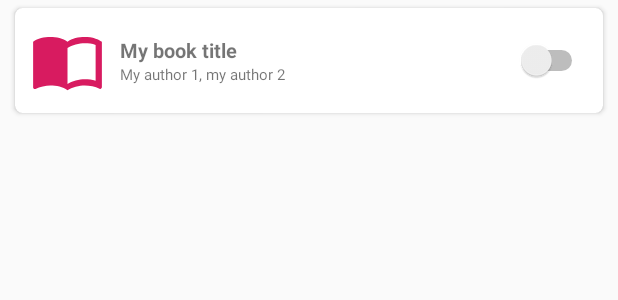
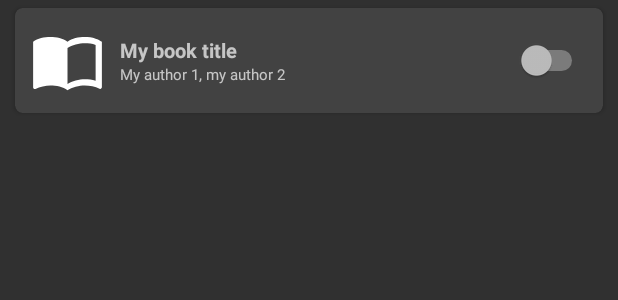
Before and after one commit to Serrulien/m2eservices-android-projet-rattrap, an Android app: the layout item_book.xml on its own in the app's theme, with its tools: preview values and no code run, on a phone screen of 412 x 824 dp. Shown: the top 300 px of the screen. Run offline under Robolectric (Android 15) with nearby library versions, the phone set to English and light mode, and no system bars.

```diff
--- /dev/null
+++ b/app/src/main/res/drawable/ic_apps_24dp.xml
@@ -0,0 +1,5 @@
+<vector android:height="24dp"
+    android:viewportHeight="24.0" android:viewportWidth="24.0"
+    android:width="24dp" xmlns:android="http://schemas.android.com/apk/res/android">
+    <path android:fillColor="@color/colorPrimary" android:pathData="M4,8h4L8,4L4,4v4zM10,20h4v-4h-4v4zM4,20h4v-4L4,16v4zM4,14h4v-4L4,10v4zM10,14h4v-4h-4v4zM16,4v4h4L20,4h-4zM10,8h4L14,4h-4v4zM16,14h4v-4h-4v4zM16,20h4v-4h-4v4z"/>
+</vector>
--- /dev/null
+++ b/app/src/main/res/drawable/ic_search_24dp.xml
@@ -0,0 +1,5 @@
+<vector android:height="24dp"
+    android:viewportHeight="24.0" android:viewportWidth="24.0"
+    android:width="24dp" xmlns:android="http://schemas.android.com/apk/res/android">
+    <path android:fillColor="@color/colorPrimary" android:pathData="M15.5,14h-0.79l-0.28,-0.27C15.41,12.59 16,11.11 16,9.5 16,5.91 13.09,3 9.5,3S3,5.91 3,9.5 5.91,16 9.5,16c1.61,0 3.09,-0.59 4.23,-1.57l0.27,0.28v0.79l5,4.99L20.49,19l-4.99,-5zM9.5,14C7.01,14 5,11.99 5,9.5S7.01,5 9.5,5 14,7.01 14,9.5 11.99,14 9.5,14z"/>
+</vector>
--- /dev/null
+++ b/app/src/main/res/drawable/ic_subscriptions_24dp.xml
@@ -0,0 +1,5 @@
+<vector android:height="24dp"
+    android:viewportHeight="24.0" android:viewportWidth="24.0"
+    android:width="24dp" xmlns:android="http://schemas.android.com/apk/res/android">
+    <path android:fillColor="@color/colorAccentBad" android:pathData="M20,8L4,8L4,6h16v2zM18,2L6,2v2h12L18,2zM22,12v8c0,1.1 -0.9,2 -2,2L4,22c-1.1,0 -2,-0.9 -2,-2v-8c0,-1.1 0.9,-2 2,-2h16c1.1,0 2,0.9 2,2zM16,16l-6,-3.27v6.53L16,16z"/>
+</vector>
--- a/app/src/main/res/values/colors.xml
+++ b/app/src/main/res/values/colors.xml
@@ -1,6 +1,9 @@
 <?xml version="1.0" encoding="utf-8"?>
 <resources>
-    <color name="colorPrimary">#008577</color>
-    <color name="colorPrimaryDark">#00574B</color>
-    <color name="colorAccent">#D81B60</color>
+    <color name="colorPrimary">#ffffff</color>
+    <color name="colorPrimaryDark">#262626</color>
+    <color name="colorAccent">#ffffff</color>
+    <color name="colorAccentGood">#6dc849</color>
+    <color name="colorAccentNeutral">#fdca52</color>
+    <color name="colorAccentBad">#F81636</color>
 </resources>
--- a/app/src/main/res/values/styles.xml
+++ b/app/src/main/res/values/styles.xml
@@ -1,11 +1,18 @@
 <resources>
 
     <!-- Base application theme. -->
-    <style name="AppTheme" parent="Theme.AppCompat.Light.DarkActionBar">
+    <style name="AppTheme" parent="Theme.AppCompat">
         <!-- Customize your theme here. -->
         <item name="colorPrimary">@color/colorPrimary</item>
         <item name="colorPrimaryDark">@color/colorPrimaryDark</item>
-        <item name="colorAccent">@color/colorAccent</item>
+        <item name="colorAccent">@color/colorAccentNeutral</item>
+
+        <item name="actionBarStyle">@style/MyActionBar</item>
+    </style>
+
+    <style name="MyActionBar" parent="@style/Widget.AppCompat.ActionBar.Solid">
+        <item name="background">@color/colorPrimaryDark</item>
+        <item name="titleTextStyle">@color/colorPrimary</item>
     </style>
 
 </resources>
```
Also changed, not shown: app/src/main/java/android/eservices/rawgytbmonitor/presentation/BookDisplayActivity.java (+21 -10 lines).
